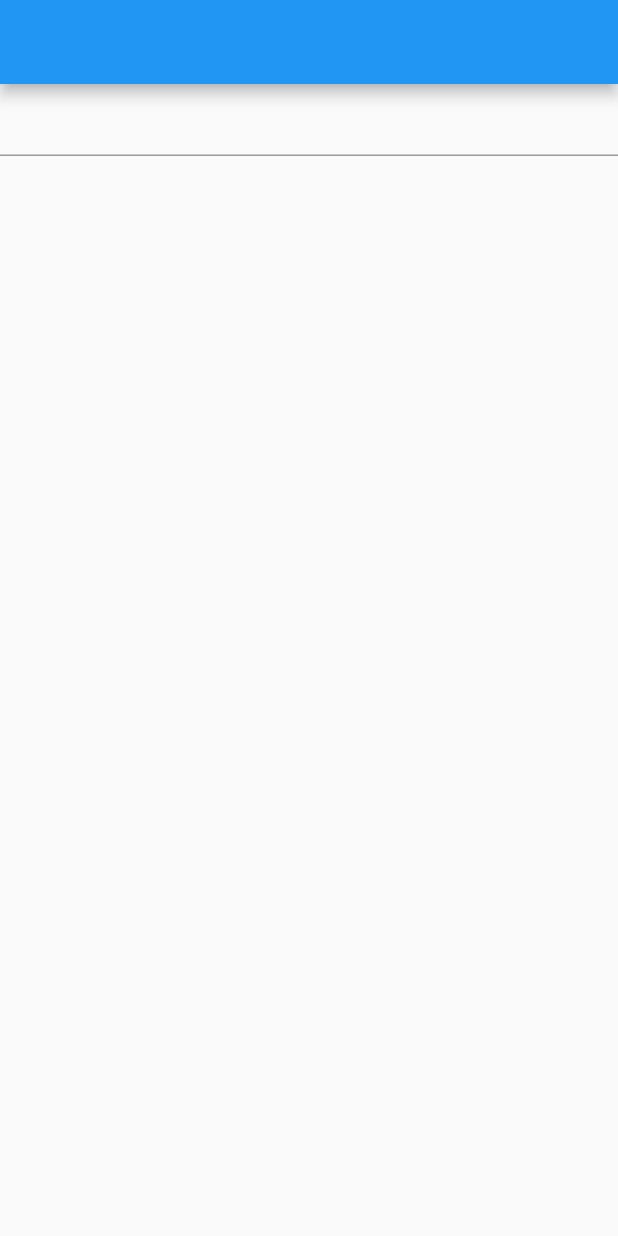
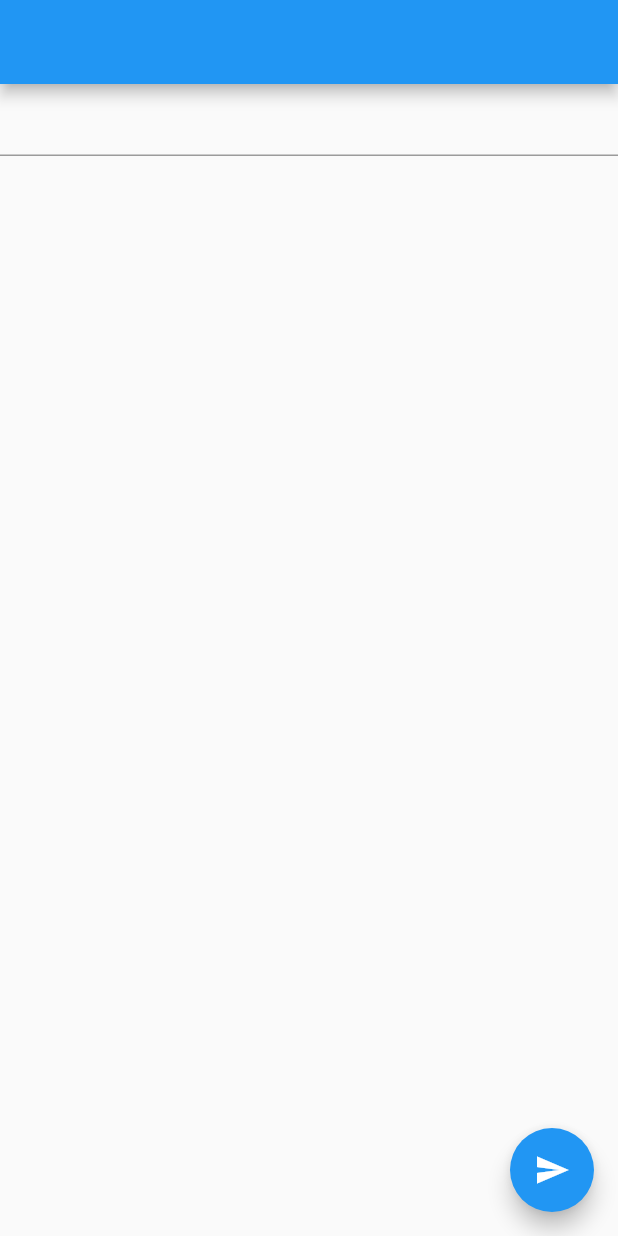
Before and after one commit to saahithyan/state_management_provider, a Flutter app: the screen it shows after launch, on a phone screen of 412 x 824 dp. Run offline on Flutter 3.47's test engine with Material 2 defaults, Android fonts, the phone set to English and light mode, and no system bars.

Commit message:
eg with navigation

```diff
--- a/lib/screens/main_screen.dart
+++ b/lib/screens/main_screen.dart
@@ -2,6 +2,7 @@ import 'package:flutter/material.dart';
 import 'package:provider/provider.dart';
 import 'package:state_management_provider/providers/app_bar_provider.dart';
 import 'package:state_management_provider/providers/text_provider.dart';
+import 'package:state_management_provider/screens/another.dart';
 import 'package:state_management_provider/screens/level1.dart';
 import 'package:state_management_provider/widgets/app_bar_title.dart';
 
@@ -15,11 +16,29 @@ class MainScreen extends StatelessWidget {
       ],
       child: MaterialApp(
         title: 'Flutter with Provider',
-        home: Scaffold(
-          appBar: AppBar(title: AppBarTitle()),
-          body: Level1(),
-        ),
+//        home: ,
+      initialRoute: Main.id,
+        routes: {
+          Main.id: (_) => Main(),
+          Another.id: (_) => Another(),
+        },
       ),
     );
   }
 }
+
+class Main extends StatelessWidget {
+  static String id = 'main_screen';
+
+  @override
+  Widget build(BuildContext context) {
+    return Scaffold(
+      appBar: AppBar(title: AppBarTitle()),
+      body: Level1(),
+      floatingActionButton: FloatingActionButton(
+        onPressed: () => Navigator.pushNamed(context, Another.id),
+        child: Icon(Icons.send),
+      ),
+    );
+  }
+}
```
Also changed, not shown: lib/screens/another.dart (added, +23 -0 lines), lib/widgets/button.dart (added, +57 -0 lines).
